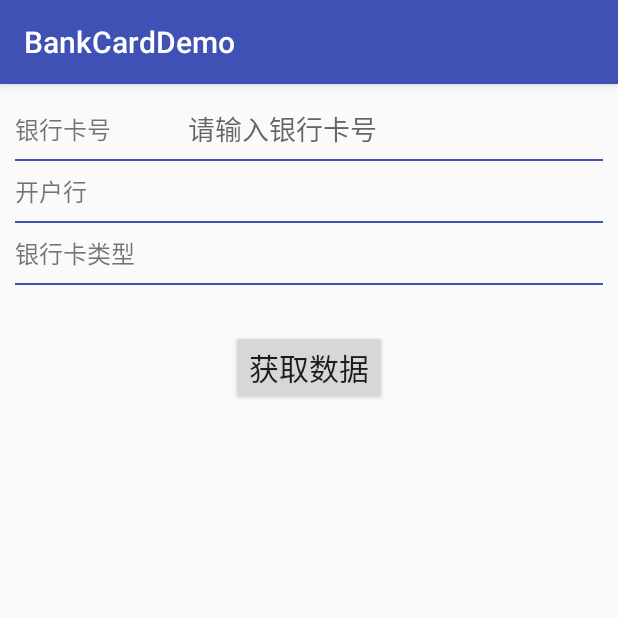
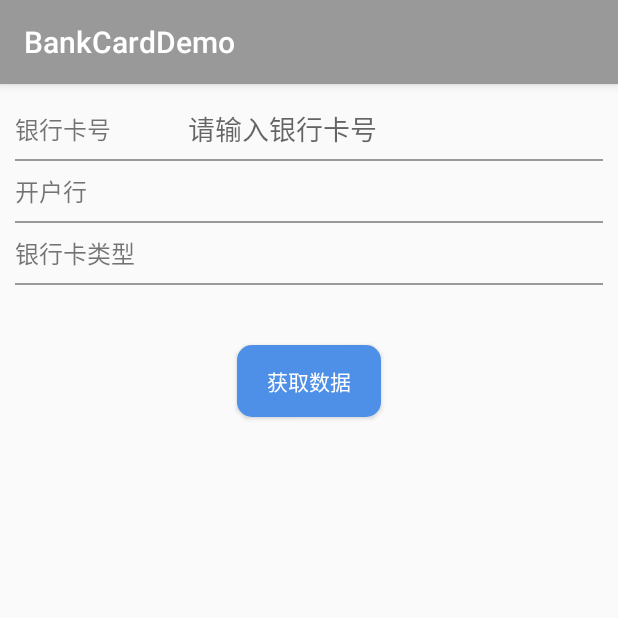
Before and after one commit to MardaWang0518/BankCardDemo, an Android app: the screen it shows after launch (MainActivity), on a phone screen of 412 x 824 dp, the top half of it. Run offline under Robolectric (Android 15) with nearby library versions, the phone set to English and light mode, and no system bars.

Commit message:
样式优化

```diff
--- a/app/src/main/java/com/card/mardawang/bankcarddemo/BankInfoBean.java
+++ b/app/src/main/java/com/card/mardawang/bankcarddemo/BankInfoBean.java
@@ -784,7 +784,7 @@ public class BankInfoBean {
                 || Pattern.matches(s269, totalBankcode) || Pattern.matches(s272, totalBankcode) || Pattern.matches(s274, totalBankcode) || Pattern.matches(s276, totalBankcode) || Pattern.matches(s278, totalBankcode) || Pattern.matches(s281, totalBankcode)
                 || Pattern.matches(s283, totalBankcode) || Pattern.matches(s297, totalBankcode) || Pattern.matches(s301, totalBankcode) || Pattern.matches(s303, totalBankcode) || Pattern.matches(s306, totalBankcode)
                 || Pattern.matches(s313, totalBankcode)) {
-            return "信用卡";
+            return "信用卡(贷记卡)";
         } else if (Pattern.matches(s11, totalBankcode) || Pattern.matches(s18, totalBankcode) || Pattern.matches(s22, totalBankcode) || Pattern.matches(s23, totalBankcode) || Pattern.matches(s32, totalBankcode) || Pattern.matches(s33, totalBankcode)
                 || Pattern.matches(s39, totalBankcode) || Pattern.matches(s76, totalBankcode) || Pattern.matches(s196, totalBankcode) || Pattern.matches(s213, totalBankcode) || Pattern.matches(s215, totalBankcode)
                 || Pattern.matches(s227, totalBankcode)) {
--- a/app/src/main/java/com/card/mardawang/bankcarddemo/MainActivity.java
+++ b/app/src/main/java/com/card/mardawang/bankcarddemo/MainActivity.java
@@ -7,6 +7,8 @@ import android.widget.Button;
 import android.widget.EditText;
 import android.widget.TextView;
 import android.widget.Toast;
+
+import java.util.regex.Pattern;
 
 //根据银行卡号获取银行及银行卡类型
 public class MainActivity extends AppCompatActivity {
@@ -36,15 +38,16 @@ public class MainActivity extends AppCompatActivity {
             @Override
             public void onClick(View v) {
                 cardnum = et_cardnum.getText().toString().trim();
-                if (cardnum != null) {
+                if (cardnum!=null && Pattern.matches(cardnum,"pattern = /^([1-9]{1})(\\d{14}|\\d{18})$/")) {
                     bankinfobean = new BankInfoBean(cardnum);
                     tv_bankname.setText(bankinfobean.getBankName());
                     tv_cardtype.setText(bankinfobean.getCardType());
                 } else {
-                    Toast.makeText(MainActivity.this, "请输入卡号", Toast.LENGTH_SHORT).show();
+                    Toast.makeText(MainActivity.this, "请输入正确银行卡号", Toast.LENGTH_SHORT).show();
                 }
             }
         });
 
     }
+
 }
--- /dev/null
+++ b/app/src/main/res/drawable/shape_btn.xml
@@ -0,0 +1,15 @@
+<?xml version="1.0" encoding="utf-8"?>
+<shape xmlns:android="http://schemas.android.com/apk/res/android" android:shape="rectangle" >
+    <corners
+        android:radius="10dp"
+        />
+    <gradient
+        android:angle="45"
+        android:centerX="55%"
+        android:centerColor="#4E8FE7"
+        android:startColor="#4E8FE7"
+        android:endColor="#4E8FE7"
+        android:type="linear"
+        />
+
+</shape>
--- a/app/src/main/res/layout/activity_main.xml
+++ b/app/src/main/res/layout/activity_main.xml
@@ -99,9 +99,13 @@
         android:id="@+id/tv_get"
         android:layout_width="wrap_content"
         android:layout_height="wrap_content"
-        android:layout_marginTop="30dp"
+        android:layout_marginTop="40dp"
         android:text="获取数据"
-        android:textSize="20sp"
+        android:textColor="#ffffff"
+        android:textSize="14sp"
+        android:paddingLeft="20dp"
+        android:paddingRight="20dp"
+        android:background="@drawable/shape_btn"
         android:layout_gravity="center_horizontal"/>
 
 </LinearLayout>
--- a/app/src/main/res/values/colors.xml
+++ b/app/src/main/res/values/colors.xml
@@ -1,6 +1,7 @@
 <?xml version="1.0" encoding="utf-8"?>
 <resources>
-    <color name="colorPrimary">#3F51B5</color>
+    <color name="colorPrimary">#999999</color>
     <color name="colorPrimaryDark">#303F9F</color>
     <color name="colorAccent">#FF4081</color>
+    <color name="blue">#3795FF</color>
 </resources>
```
